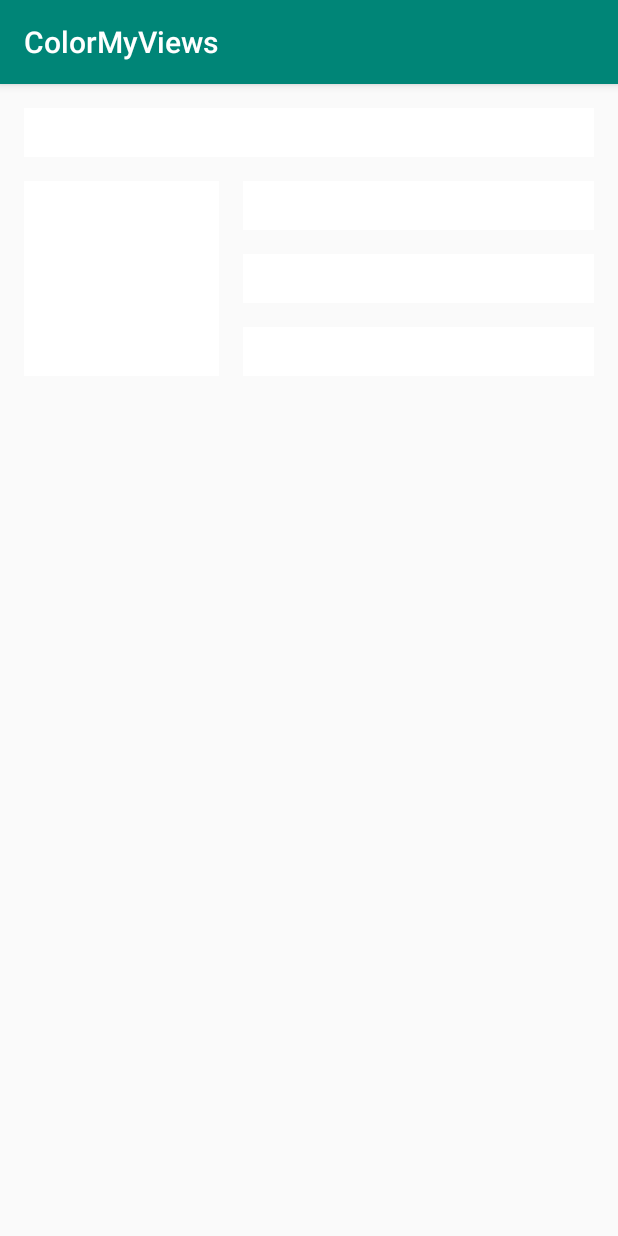
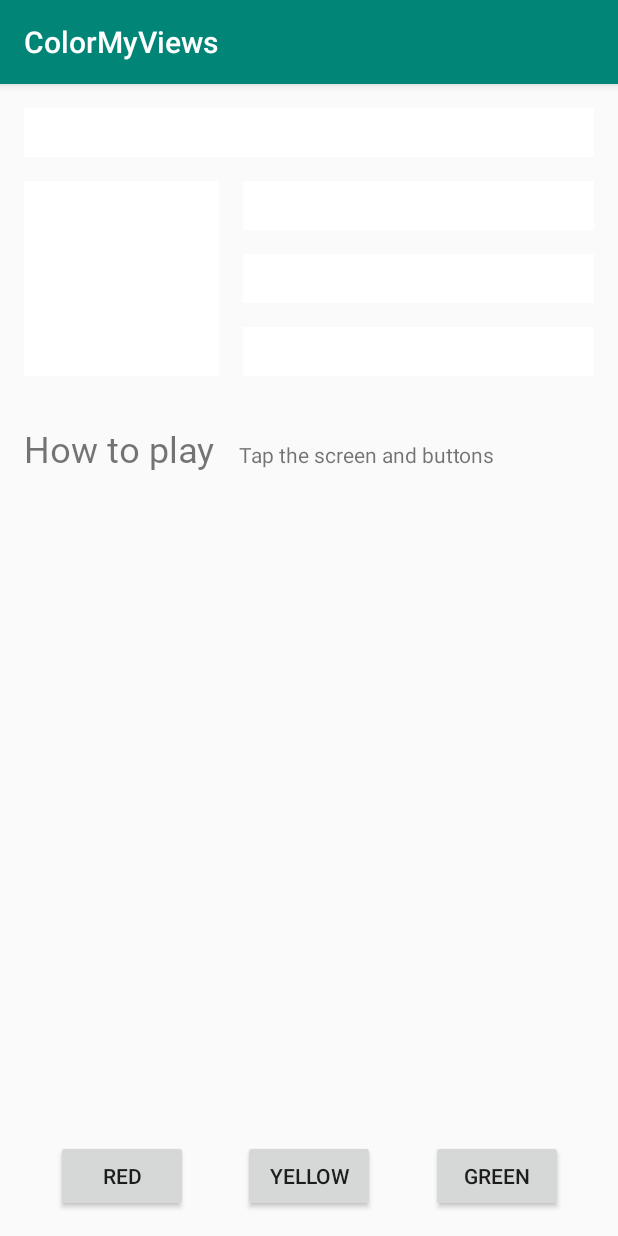
Before and after one commit to kyledunne/creating-android-apps-with-kotlin, an Android app: the screen it shows after launch (MainActivity), on a phone screen of 412 x 824 dp. Run offline under Robolectric (Android 15) with nearby library versions, the phone set to English and light mode, and no system bars.

Commit message:
Finish Lesson 2, second half: ColorMyViews

```diff
--- a/ColorMyViews/app/src/main/java/com/example/colormyviews/MainActivity.kt
+++ b/ColorMyViews/app/src/main/java/com/example/colormyviews/MainActivity.kt
@@ -1,12 +1,49 @@
 package com.example.colormyviews
 
+import android.graphics.Color
 import androidx.appcompat.app.AppCompatActivity
 import android.os.Bundle
+import android.view.View
+import kotlinx.android.synthetic.main.activity_main.*
 
 class MainActivity : AppCompatActivity() {
 
     override fun onCreate(savedInstanceState: Bundle?) {
         super.onCreate(savedInstanceState)
         setContentView(R.layout.activity_main)
+        setListeners()
+    }
+
+    private fun setListeners() {
+        val clickableViews: List<View> = listOf(box_one_text, box_two_text, box_three_text,
+            box_four_text, box_five_text, constraint_layout, red_button, yellow_button,
+            green_button)
+
+        for (element in clickableViews) {
+            element.setOnClickListener {
+                makeColored(element)
+            }
+        }
+    }
+
+    private fun makeColored(view: View) {
+        when (view.id) {
+
+            // Boxes using Color class colors for background
+            R.id.box_one_text -> view.setBackgroundColor(Color.DKGRAY)
+            R.id.box_two_text -> view.setBackgroundColor(Color.GRAY)
+
+            // Boxes using Android color resources for background
+            R.id.box_three_text -> view.setBackgroundResource(android.R.color.holo_green_light)
+            R.id.box_four_text -> view.setBackgroundResource(android.R.color.holo_green_dark)
+            R.id.box_five_text -> view.setBackgroundResource(android.R.color.holo_green_light)
+
+            // Boxes using custom colors for background
+            R.id.red_button -> box_three_text.setBackgroundResource(R.color.my_red)
+            R.id.yellow_button -> box_four_text.setBackgroundResource(R.color.my_yellow)
+            R.id.green_button -> box_five_text.setBackgroundResource(R.color.my_green)
+
+            else -> view.setBackgroundColor(Color.LTGRAY)
+        }
     }
 }
--- a/ColorMyViews/app/src/main/res/layout/activity_main.xml
+++ b/ColorMyViews/app/src/main/res/layout/activity_main.xml
@@ -2,6 +2,7 @@
 <androidx.constraintlayout.widget.ConstraintLayout xmlns:android="http://schemas.android.com/apk/res/android"
     xmlns:app="http://schemas.android.com/apk/res-auto"
     xmlns:tools="http://schemas.android.com/tools"
+    android:id="@+id/constraint_layout"
     android:layout_width="match_parent"
     android:layout_height="match_parent"
     tools:context=".MainActivity">
@@ -50,8 +51,8 @@
         android:layout_width="0dp"
         android:layout_height="wrap_content"
         android:layout_marginStart="@dimen/margin_wide"
+        android:layout_marginTop="@dimen/margin_wide"
         android:layout_marginEnd="@dimen/margin_wide"
-        android:layout_marginTop="@dimen/margin_wide"
         android:layout_marginBottom="@dimen/margin_wide"
         android:text="@string/box_four"
         app:layout_constraintBottom_toTopOf="@+id/box_five_text"
@@ -72,4 +73,66 @@
         app:layout_constraintStart_toEndOf="@+id/box_two_text"
         app:layout_constraintTop_toBottomOf="@+id/box_four_text" />
 
+    <TextView
+        android:id="@+id/label_text"
+        android:layout_width="0dp"
+        android:layout_height="wrap_content"
+        android:layout_marginStart="@dimen/margin_wide"
+        android:fontFamily="@font/roboto"
+        android:text="@string/how_to_play"
+        android:textSize="24sp"
+        app:layout_constraintBaseline_toBaselineOf="@id/info_text"
+        app:layout_constraintStart_toStartOf="parent" />
+
+    <TextView
+        android:id="@+id/info_text"
+        android:layout_width="0dp"
+        android:layout_height="wrap_content"
+        android:layout_marginStart="@dimen/margin_wide"
+        android:layout_marginTop="@dimen/margin_wide"
+        android:text="@string/tap_the_boxes_and_buttons"
+        app:layout_constraintBottom_toBottomOf="parent"
+        app:layout_constraintEnd_toEndOf="parent"
+        app:layout_constraintStart_toEndOf="@id/label_text"
+        app:layout_constraintTop_toBottomOf="@id/box_five_text"
+        app:layout_constraintVertical_bias="0.05" />
+
+    <Button
+        android:id="@+id/red_button"
+        android:layout_width="wrap_content"
+        android:layout_height="wrap_content"
+        android:layout_marginStart="@dimen/margin_wide"
+        android:text="@string/button_red"
+        app:layout_constraintBaseline_toBaselineOf="@+id/yellow_button"
+        app:layout_constraintEnd_toStartOf="@+id/yellow_button"
+        app:layout_constraintHorizontal_bias="0.5"
+        app:layout_constraintStart_toStartOf="parent" />
+
+    <Button
+        android:id="@+id/yellow_button"
+        android:layout_width="wrap_content"
+        android:layout_height="wrap_content"
+        android:layout_marginStart="@dimen/margin_wide"
+        android:layout_marginEnd="@dimen/margin_wide"
+        android:layout_marginBottom="@dimen/margin_wide"
+        android:text="@string/button_yellow"
+        app:layout_constraintBottom_toBottomOf="parent"
+        app:layout_constraintEnd_toStartOf="@+id/green_button"
+        app:layout_constraintHorizontal_bias="0.5"
+        app:layout_constraintStart_toEndOf="@+id/red_button"
+        app:layout_constraintTop_toBottomOf="@+id/info_text"
+        app:layout_constraintVertical_bias="1.0" />
+
+    <Button
+        android:id="@+id/green_button"
+        android:layout_width="wrap_content"
+        android:layout_height="wrap_content"
+        android:layout_marginEnd="@dimen/margin_wide"
+        android:text="@string/button_green"
+        app:layout_constraintBaseline_toBaselineOf="@+id/yellow_button"
+        app:layout_constraintEnd_toEndOf="parent"
+        app:layout_constraintHorizontal_bias="0.5"
+        app:layout_constraintStart_toEndOf="@+id/yellow_button" />
+
+
 </androidx.constraintlayout.widget.ConstraintLayout>
--- a/ColorMyViews/app/src/main/res/values/colors.xml
+++ b/ColorMyViews/app/src/main/res/values/colors.xml
@@ -3,4 +3,8 @@
     <color name="colorPrimary">#008577</color>
     <color name="colorPrimaryDark">#00574B</color>
     <color name="colorAccent">#D81B60</color>
+
+    <color name="my_green">#12C700</color>
+    <color name="my_red">#E54304</color>
+    <color name="my_yellow">#FFC107</color>
 </resources>
--- a/ColorMyViews/app/src/main/res/values/strings.xml
+++ b/ColorMyViews/app/src/main/res/values/strings.xml
@@ -8,4 +8,6 @@
     <string name="button_red">RED</string>
     <string name="button_yellow">YELLOW</string>
     <string name="button_green">GREEN</string>
+    <string name="how_to_play">How to play</string>
+    <string name="tap_the_boxes_and_buttons">Tap the screen and buttons</string>
 </resources>
```
